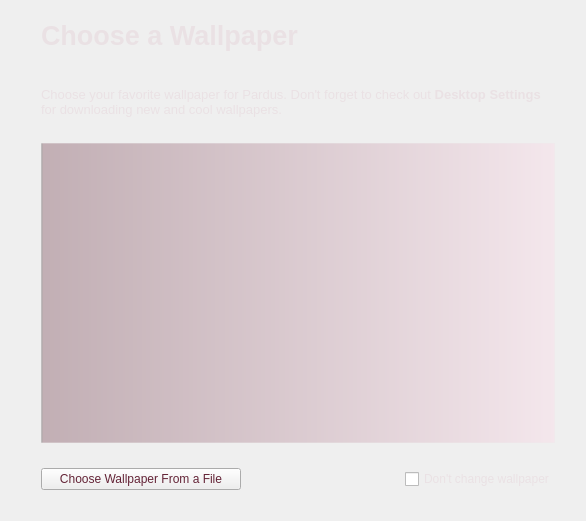
Above: kde/kaptan/src/gui/wallpaperWidget.ui from pars-linux/uludag before the change. Below: the same form after it.
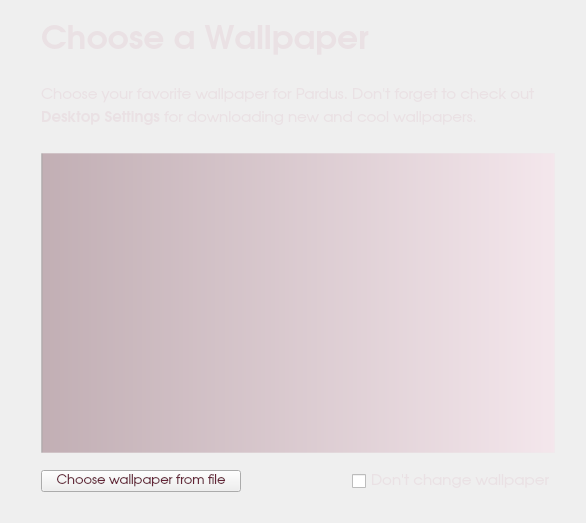
That is the form after the change.

Commit message: fixed junk html in po files

The edit to the form file:
```diff
--- a/kde/kaptan/src/gui/wallpaperWidget.ui
+++ b/kde/kaptan/src/gui/wallpaperWidget.ui
@@ -7,7 +7,7 @@
     <x>0</x>
     <y>0</y>
     <width>586</width>
-    <height>521</height>
+    <height>523</height>
    </rect>
   </property>
   <property name="windowTitle">
@@ -69,11 +69,17 @@
            <height>0</height>
           </size>
          </property>
+         <property name="font">
+          <font>
+           <family>URW Gothic L</family>
+           <pointsize>10</pointsize>
+          </font>
+         </property>
          <property name="styleSheet">
           <string notr="true">color: #642437;</string>
          </property>
          <property name="text">
-          <string>Choose Wallpaper From a File</string>
+          <string>Choose wallpaper from file</string>
          </property>
         </widget>
        </item>
@@ -95,6 +101,12 @@
        </item>
        <item>
         <widget class="QCheckBox" name="checkBox">
+         <property name="font">
+          <font>
+           <family>URW Gothic L</family>
+           <pointsize>11</pointsize>
+          </font>
+         </property>
          <property name="styleSheet">
           <string notr="true"/>
          </property>
@@ -163,15 +175,17 @@
        <height>0</height>
       </size>
      </property>
+     <property name="font">
+      <font>
+       <family>URW Gothic L</family>
+       <pointsize>11</pointsize>
+      </font>
+     </property>
      <property name="styleSheet">
-      <string notr="true">color:black</string>
+      <string notr="true"/>
      </property>
      <property name="text">
-      <string>&lt;!DOCTYPE HTML PUBLIC &quot;-//W3C//DTD HTML 4.0//EN&quot; &quot;http://www.w3.org/TR/REC-html40/strict.dtd&quot;&gt;
-&lt;html&gt;&lt;head&gt;&lt;meta name=&quot;qrichtext&quot; content=&quot;1&quot; /&gt;&lt;style type=&quot;text/css&quot;&gt;
-p, li { white-space: pre-wrap; }
-&lt;/style&gt;&lt;/head&gt;&lt;body style=&quot; font-family:'Sans Serif'; font-size:8pt; font-weight:400; font-style:normal;&quot;&gt;
-&lt;p style=&quot; margin-top:0px; margin-bottom:0px; margin-left:0px; margin-right:0px; -qt-block-indent:0; text-indent:0px;&quot;&gt;&lt;span style=&quot; font-size:10pt; color:#eae1e4;&quot;&gt;Choose your favorite wallpaper for Pardus. Don't forget to check out &lt;/span&gt;&lt;span style=&quot; font-size:10pt; font-weight:600; color:#eae1e4;&quot;&gt;Desktop Settings&lt;/span&gt;&lt;span style=&quot; font-size:10pt; color:#eae1e4;&quot;&gt; for downloading new and cool wallpapers.&lt;/span&gt;&lt;/p&gt;&lt;/body&gt;&lt;/html&gt;</string>
+      <string>Choose your favorite wallpaper for Pardus. Don't forget to check out &lt;b&gt;Desktop Settings&lt;/b&gt; for downloading new and cool wallpapers.</string>
      </property>
      <property name="wordWrap">
       <bool>true</bool>
@@ -194,20 +208,17 @@
      </property>
      <property name="font">
       <font>
-       <pointsize>20</pointsize>
+       <family>URW Gothic L</family>
+       <pointsize>25</pointsize>
        <weight>75</weight>
        <bold>true</bold>
       </font>
      </property>
      <property name="styleSheet">
-      <string>color: rgb(95, 34, 52);</string>
+      <string/>
      </property>
      <property name="text">
-      <string>&lt;!DOCTYPE HTML PUBLIC &quot;-//W3C//DTD HTML 4.0//EN&quot; &quot;http://www.w3.org/TR/REC-html40/strict.dtd&quot;&gt;
-&lt;html&gt;&lt;head&gt;&lt;meta name=&quot;qrichtext&quot; content=&quot;1&quot; /&gt;&lt;style type=&quot;text/css&quot;&gt;
-p, li { white-space: pre-wrap; }
-&lt;/style&gt;&lt;/head&gt;&lt;body style=&quot; font-family:'Sans Serif'; font-size:20pt; font-weight:600; font-style:normal;&quot;&gt;
-&lt;p style=&quot; margin-top:0px; margin-bottom:0px; margin-left:0px; margin-right:0px; -qt-block-indent:0; text-indent:0px;&quot;&gt;&lt;span style=&quot; color:#eae1e4;&quot;&gt;Choose a Wallpaper&lt;/span&gt;&lt;/p&gt;&lt;/body&gt;&lt;/html&gt;</string>
+      <string>Choose a Wallpaper</string>
      </property>
     </widget>
    </item>
```
The commit also changes 13 other files.
